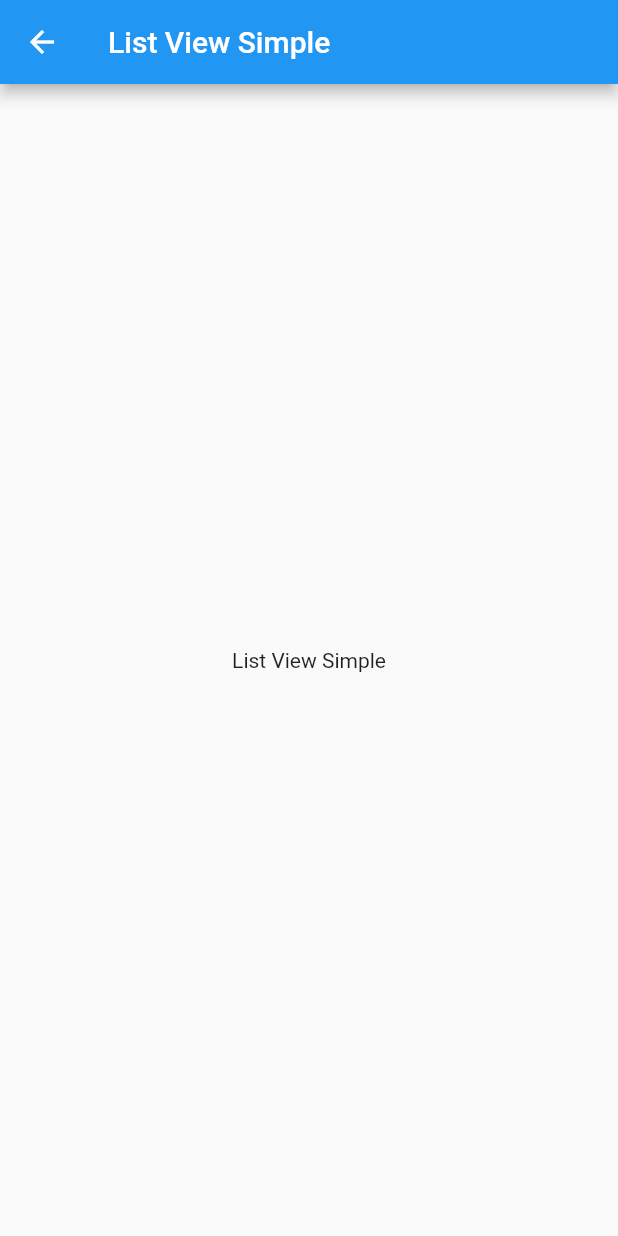
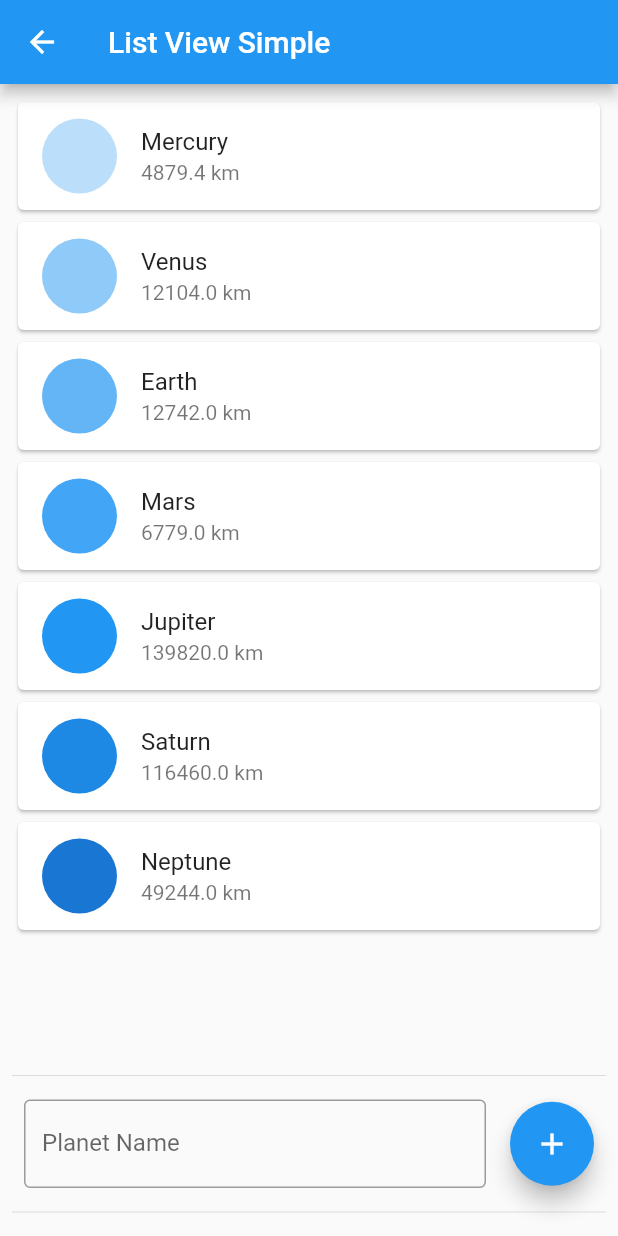
Before and after one commit to fortinjoffrey/flutter_Widgets_Guide, a Flutter app: the ListViewSimple screen opened by its route, on a phone screen of 412 x 824 dp. Run offline on Flutter 3.47's test engine with Material 2 defaults, Android fonts, the phone set to English and light mode, and no system bars.

Commit message:
005 Listview ‘simple’
- ListViewSimple implemented with
    - List Model as List of Planets
    - Planets template added in constants.dart
    - A planet can be added from Bottom TextField and + button

```diff
--- /dev/null
+++ b/lib/models/planet.dart
@@ -0,0 +1,6 @@
+class Planet {
+  final String name;
+  final double diameter;
+
+  const Planet(this.name, this.diameter);
+}
--- a/lib/screens/listviews/listview_simple.dart
+++ b/lib/screens/listviews/listview_simple.dart
@@ -1,7 +1,23 @@
 import 'package:flutter/material.dart';
+import 'package:widgets_guide/models/planet.dart';
+import 'package:widgets_guide/shared/constants.dart';
 
-class ListViewSimple extends StatelessWidget {
-  const ListViewSimple({Key key}) : super(key: key);
+class ListViewSimple extends StatefulWidget {
+  ListViewSimple({Key key}) : super(key: key);
+
+  @override
+  _ListViewSimpleState createState() => _ListViewSimpleState();
+}
+
+class _ListViewSimpleState extends State<ListViewSimple> {
+  final planets = List.of(planetsTemplate);
+  TextEditingController nameController = TextEditingController();
+
+  void addItemToList() {
+    setState(() {
+      planets.insert(0, Planet(nameController.text, 0));
+    });
+  }
 
   @override
   Widget build(BuildContext context) {
@@ -9,8 +25,62 @@ class ListViewSimple extends StatelessWidget {
       appBar: AppBar(
         title: Text('List View Simple'),
       ),
-      body: Center(
-        child: Text('List View Simple'),
+      body: Padding(
+        padding: const EdgeInsets.all(8.0),
+        child: Column(
+          children: [
+            _buildListView(),
+            Divider(),
+            _buildAddElementRow(),
+            Divider(),
+          ],
+        ),
+      ),
+    );
+  }
+
+  Expanded _buildListView() {
+    return Expanded(
+      child: ListView.builder(
+        itemCount: planets.length,
+        itemBuilder: (context, index) {
+          return Card(
+            child: ListTile(
+              leading: CircleAvatar(
+                radius: 25,
+                backgroundColor: Colors.blue[(index + 1) * 100],
+              ),
+              title: Text(planets[index].name),
+              subtitle: Text(planets[index].diameter.toString() + ' km'),
+            ),
+          );
+        },
+      ),
+    );
+  }
+
+  Padding _buildAddElementRow() {
+    return Padding(
+      padding: const EdgeInsets.all(8.0),
+      child: Row(
+        children: [
+          Expanded(
+            child: TextField(
+              controller: nameController,
+              decoration: InputDecoration(
+                border: OutlineInputBorder(),
+                labelText: 'Planet Name',
+              ),
+            ),
+          ),
+          SizedBox(width: 16.0),
+          FloatingActionButton(
+            child: Icon(Icons.add),
+            onPressed: () {
+              addItemToList();
+            },
+          ),
+        ],
       ),
     );
   }
--- a/lib/shared/constants.dart
+++ b/lib/shared/constants.dart
@@ -1,4 +1,5 @@
 import 'package:widgets_guide/models/choice.dart';
+import 'package:widgets_guide/models/planet.dart';
 import 'package:widgets_guide/models/routes_name.dart';
 
 const List<Choice> mainChoices = [
@@ -9,3 +10,13 @@ const List<Choice> mainChoices = [
 const List<Choice> listviewChoices = [
   Choice('Simple', RoutesName.listviewSimple),
 ];
+
+const List<Planet> planetsTemplate = [
+  Planet('Mercury', 4879.4),
+  Planet('Venus', 12104),
+  Planet('Earth', 12742),
+  Planet('Mars', 6779),
+  Planet('Jupiter', 139820),
+  Planet('Saturn', 116460),
+  Planet('Neptune', 49244),
+];
```
